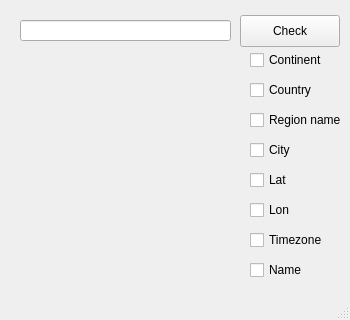
This is mainwindow.ui in ket03/AI_API as Qt 5 draws it before an edit. The edited form follows.
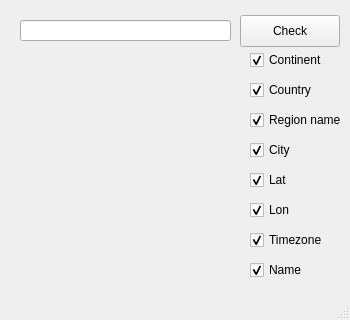
This is the edited form.

Commit message: left open link

```diff
--- a/mainwindow.ui
+++ b/mainwindow.ui
@@ -49,6 +49,9 @@
     <property name="text">
      <string>Continent</string>
     </property>
+    <property name="checked">
+     <bool>true</bool>
+    </property>
    </widget>
    <widget class="QCheckBox" name="country_check">
     <property name="geometry">
@@ -62,6 +65,9 @@
     <property name="text">
      <string>Country</string>
     </property>
+    <property name="checked">
+     <bool>true</bool>
+    </property>
    </widget>
    <widget class="QCheckBox" name="region_check">
     <property name="geometry">
@@ -75,6 +81,9 @@
     <property name="text">
      <string>Region name</string>
     </property>
+    <property name="checked">
+     <bool>true</bool>
+    </property>
    </widget>
    <widget class="QCheckBox" name="city_check">
     <property name="geometry">
@@ -88,6 +97,9 @@
     <property name="text">
      <string>City</string>
     </property>
+    <property name="checked">
+     <bool>true</bool>
+    </property>
    </widget>
    <widget class="QCheckBox" name="lat_check">
     <property name="geometry">
@@ -101,6 +113,9 @@
     <property name="text">
      <string>Lat</string>
     </property>
+    <property name="checked">
+     <bool>true</bool>
+    </property>
    </widget>
    <widget class="QCheckBox" name="lon_check">
     <property name="geometry">
@@ -114,6 +129,9 @@
     <property name="text">
      <string>Lon</string>
     </property>
+    <property name="checked">
+     <bool>true</bool>
+    </property>
    </widget>
    <widget class="QCheckBox" name="timezone_check">
     <property name="geometry">
@@ -127,6 +145,9 @@
     <property name="text">
      <string>Timezone</string>
     </property>
+    <property name="checked">
+     <bool>true</bool>
+    </property>
    </widget>
    <widget class="QCheckBox" name="name_check">
     <property name="geometry">
@@ -140,6 +161,9 @@
     <property name="text">
      <string>Name</string>
     </property>
+    <property name="checked">
+     <bool>true</bool>
+    </property>
    </widget>
    <widget class="QLabel" name="info">
     <property name="geometry">
```
The commit also changes 2 other files.
